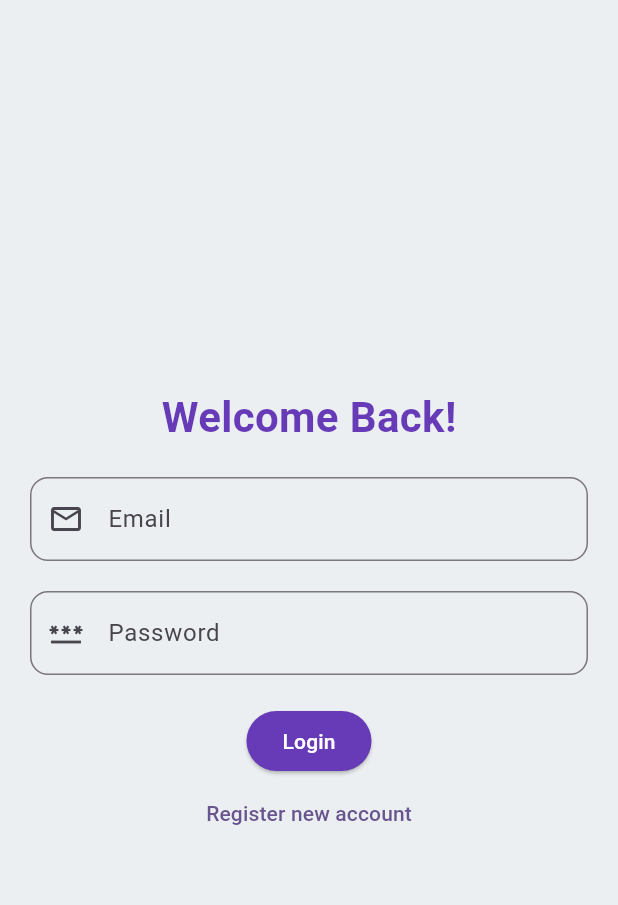
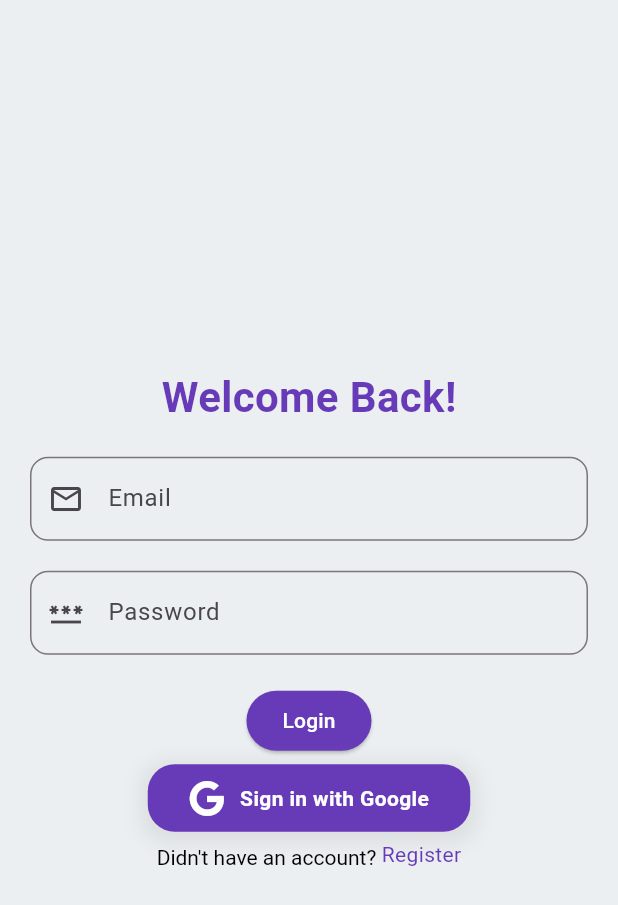
Before and after one commit to JoyChowdhury12/footware_client, a Flutter app: the screen it shows after launch, on a phone screen of 412 x 824 dp. Shown: the top 905 px of the screen. Run offline on Flutter 3.47's test engine with Material 3 defaults, Android fonts, the phone set to English and light mode, and no system bars; our stand-ins replace cloud_firestore, dropdown_button2, firebase_auth, firebase_core, font_awesome_flutter, gap and 2 more; accounts and stored records are empty.

Commit message:
Sign in with GOOGLE feature with ui and functionalities completed

```diff
--- a/lib/pages/home_page.dart
+++ b/lib/pages/home_page.dart
@@ -1,5 +1,6 @@
 import 'package:firebase_auth/firebase_auth.dart';
 import 'package:flutter/material.dart';
+import 'package:footware_client/controller/login_controller.dart';
 import 'package:footware_client/pages/login_page.dart';
 import 'package:footware_client/pages/product_description_page.dart';
 import 'package:footware_client/widgets/drop_down_button.dart';
@@ -17,6 +18,7 @@ class HomePage extends StatefulWidget {
 class _HomePageState extends State<HomePage> {
   @override
   Widget build(BuildContext context) {
+    return GetBuilder<LoginController>(builder: (ctrl) {
       return Scaffold(
         appBar: AppBar(
           centerTitle: true,
@@ -87,5 +89,6 @@ class _HomePageState extends State<HomePage> {
           ],
         ),
       );
+    });
   }
 }
--- a/lib/pages/login_page.dart
+++ b/lib/pages/login_page.dart
@@ -1,4 +1,5 @@
 import 'package:flutter/material.dart';
+import 'package:font_awesome_flutter/font_awesome_flutter.dart';
 import 'package:footware_client/controller/login_controller.dart';
 import 'package:footware_client/pages/home_page.dart';
 import 'package:footware_client/pages/register_page.dart';
@@ -63,12 +64,90 @@ class LoginPage extends StatelessWidget {
                       onPressed: () {
                         ctrl.signIn();
                       },
-                      child: Text("Login")),
-              TextButton(
-                  onPressed: () {
-                    Get.to(RegisterPage());
-                  },
-                  child: Text("Register new account"))
+                      child: Text("Login"),
+                    ),
+              Gap(5),
+              ctrl.isSigning
+                  ? CircularProgressIndicator(
+                      color: Colors.deepPurple,
+                    )
+                  : InkWell(
+                      onTap: () {
+                        ctrl.signInWithGoogle();
+                      },
+                      child: Container(
+                        height: 45,
+                        width: 215,
+                        decoration: BoxDecoration(
+                          color: Colors.deepPurple,
+                          borderRadius: BorderRadius.circular(18),
+                          boxShadow: [
+                            BoxShadow(
+                                color: Colors.grey.withOpacity(0.2),
+                                blurRadius: 10,
+                                offset: Offset(0, 3),
+                                spreadRadius: 5),
+                          ],
+                        ),
+                        // child: ElevatedButton(
+                        //   style: ElevatedButton.styleFrom(
+                        //       foregroundColor: Colors.white,
+                        //       backgroundColor: Colors.deepPurple),
+                        //   onPressed: () {},
+                        child: Row(
+                          mainAxisAlignment: MainAxisAlignment.center,
+                          children: [
+                            Icon(
+                              FontAwesomeIcons.google,
+                              color: Colors.white,
+                            ),
+                            Gap(10),
+                            Text(
+                              "Sign in with Google",
+                              style: TextStyle(
+                                  fontWeight: FontWeight.bold,
+                                  color: Colors.white),
+                            ),
+                          ],
+                        ),
+                      ),
+                    ),
+              Gap(5),
+
+              // ),
+              RichText(
+                text: TextSpan(
+                  text: "Didn't have an account? ",
+                  style: TextStyle(color: Colors.black), // Default style
+                  children: [
+                    WidgetSpan(
+                      child: InkWell(
+                        onTap: () {
+                          Get.to(RegisterPage());
+                        },
+                        child: Text(
+                          "Register",
+                          style: TextStyle(
+                            color: Colors.deepPurple, // Link color
+                          ),
+                        ),
+                      ),
+                    ),
+                  ],
+                ),
+              ),
+
+              // Row(
+              //   mainAxisAlignment: MainAxisAlignment.center,
+              //   children: [
+              //     Text("Didn't have an account?"),
+              //     TextButton(
+              //         onPressed: () {
+              //           Get.to(RegisterPage());
+              //         },
+              //         child: Text("Register")),
+              //   ],
+              // )
             ],
           ),
         ));
--- a/pubspec.yaml
+++ b/pubspec.yaml
@@ -41,6 +41,8 @@ dependencies:
   cloud_firestore: ^5.5.1
   firebase_auth: ^5.3.4
   fluttertoast: ^8.2.10
+  font_awesome_flutter: ^10.8.0
+  google_sign_in: ^6.2.2
 
 dev_dependencies:
   flutter_test:
```
Also changed, not shown: lib/controller/login_controller.dart (+35 -1 lines), pubspec.lock, 8 other files. Lines whose indentation alone changed are shown as unchanged.
